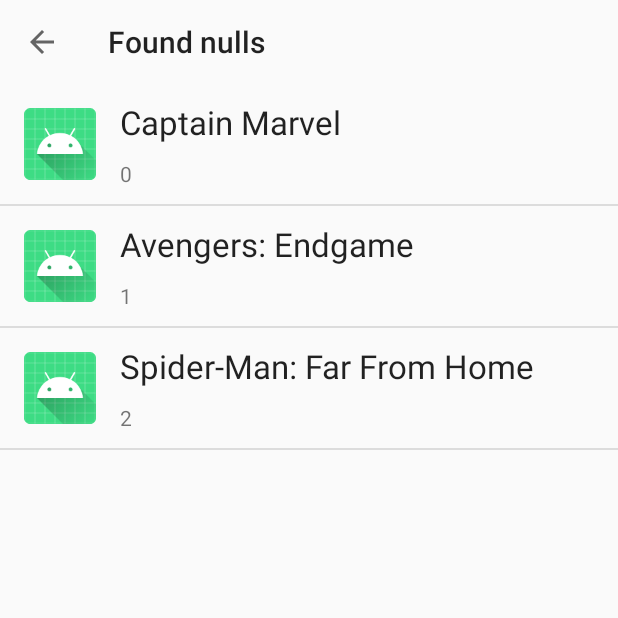
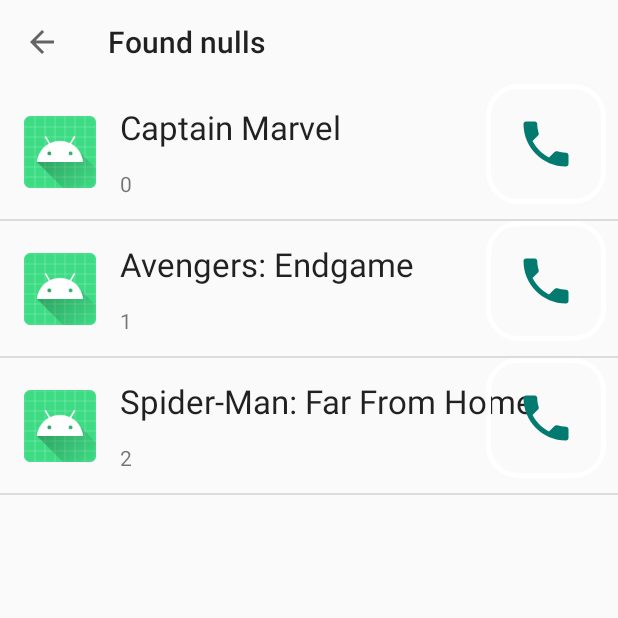
Before and after one commit to ArbenaMusa/UpsideDown, an Android app: the Feed2Fragment screen opened through its navigation route, on a phone screen of 412 x 824 dp, the top half of it. Run offline under Robolectric (Android 15) with nearby library versions, the phone set to English and light mode, and no system bars; 1 statement that could not run was skipped.

Commit message:
Added makePhoneCall() method on Feed2Fragment

```diff
--- a/app/src/main/AndroidManifest.xml
+++ b/app/src/main/AndroidManifest.xml
@@ -8,6 +8,7 @@
     <uses-permission android:name="android.permission.READ_EXTERNAL_STORAGE" />
     <uses-permission android:name="android.permission.INTERNET" />
     <uses-permission android:name="android.permission.ACCESS_NETWORK_STATE" />
+    <uses-permission android:name="android.permission.CALL_PHONE"/>
 
     <application
         android:allowBackup="true"
--- a/app/src/main/java/com/am/upsidedown/adapters/RecyclerAdapter.java
+++ b/app/src/main/java/com/am/upsidedown/adapters/RecyclerAdapter.java
@@ -5,6 +5,7 @@ import android.view.View;
 import android.view.ViewGroup;
 import android.widget.Filter;
 import android.widget.Filterable;
+import android.widget.ImageButton;
 import android.widget.ImageView;
 import android.widget.TextView;
 import android.widget.Toast;
@@ -94,6 +95,7 @@ public class RecyclerAdapter extends RecyclerView.Adapter<RecyclerAdapter.ViewHo
 
         ImageView imageView;
         TextView textView, rowCountTextView;
+        ImageButton imageCall;
 
         public ViewHolder(@NonNull View itemView) {
             super(itemView);
@@ -101,6 +103,7 @@ public class RecyclerAdapter extends RecyclerView.Adapter<RecyclerAdapter.ViewHo
             imageView = itemView.findViewById(R.id.imageView);
             textView = itemView.findViewById(R.id.textView);
             rowCountTextView = itemView.findViewById(R.id.rowCountTextView);
+            imageCall = itemView.findViewById(R.id.btn_call);
 
             itemView.setOnClickListener(this);
 
--- /dev/null
+++ b/app/src/main/res/drawable/ic_call.xml
@@ -0,0 +1,5 @@
+<vector android:height="40dp" android:tint="#027A70"
+    android:viewportHeight="24.0" android:viewportWidth="24.0"
+    android:width="40dp" xmlns:android="http://schemas.android.com/apk/res/android">
+    <path android:fillColor="#FF000000" android:pathData="M6.62,10.79c1.44,2.83 3.76,5.14 6.59,6.59l2.2,-2.2c0.27,-0.27 0.67,-0.36 1.02,-0.24 1.12,0.37 2.33,0.57 3.57,0.57 0.55,0 1,0.45 1,1V20c0,0.55 -0.45,1 -1,1 -9.39,0 -17,-7.61 -17,-17 0,-0.55 0.45,-1 1,-1h3.5c0.55,0 1,0.45 1,1 0,1.25 0.2,2.45 0.57,3.57 0.11,0.35 0.03,0.74 -0.25,1.02l-2.2,2.2z"/>
+</vector>
--- a/app/src/main/res/layout/row_item.xml
+++ b/app/src/main/res/layout/row_item.xml
@@ -43,4 +43,16 @@
         app:layout_constraintEnd_toEndOf="parent"
         app:layout_constraintStart_toStartOf="@+id/textView"
         app:layout_constraintTop_toBottomOf="@+id/textView" />
+
+    <ImageButton
+        android:id="@+id/btn_call"
+        android:layout_width="80dp"
+        android:layout_height="80dp"
+        android:layout_marginBottom="10dp"
+        app:layout_constraintBottom_toBottomOf="parent"
+        app:layout_constraintEnd_toEndOf="@+id/rowCountTextView"
+        android:src="@drawable/ic_call"
+        android:background="@drawable/rounded_button" />
+
+
 </androidx.constraintlayout.widget.ConstraintLayout>
```
Also changed, not shown: app/src/main/java/com/am/upsidedown/feed/Feed2Fragment.java (+53 -0 lines).
